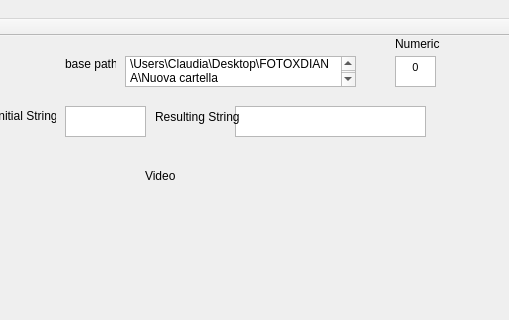
The window that mainwindow.ui (gruffoc/CamView) describes before a commit, drawn with Qt 5; both pictures show x 295 to 804 and y 0 to 320 of the 804 by 466 pixel window.
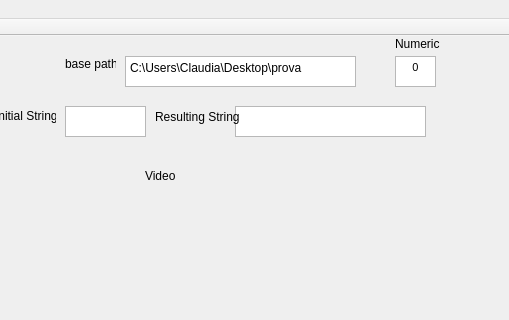
The same window after the commit. Custom widgets are drawn as their Qt base class.

```diff
--- a/mainwindow.ui
+++ b/mainwindow.ui
@@ -63,7 +63,7 @@
      </rect>
     </property>
     <property name="plainText">
-     <string>C:\Users\Claudia\Desktop\FOTOXDIANA\Nuova cartella</string>
+     <string>C:\Users\Claudia\Desktop\prova</string>
     </property>
    </widget>
    <widget class="QLabel" name="label">
```
